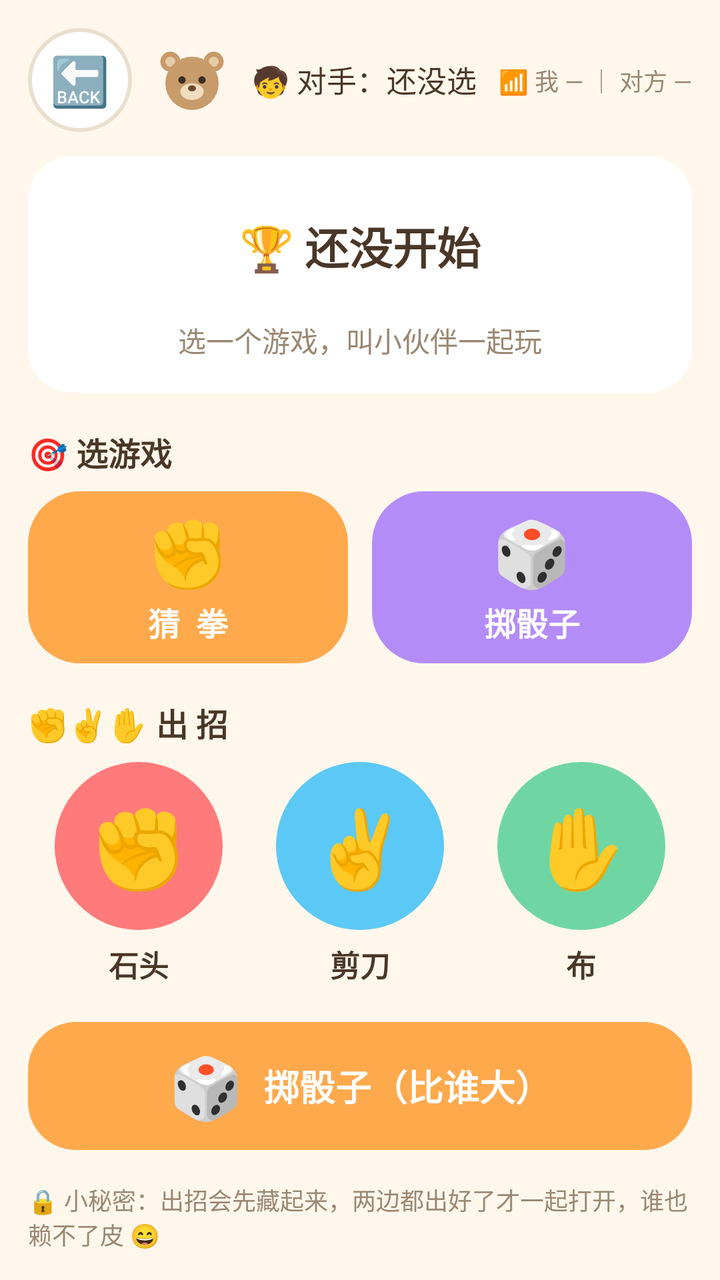
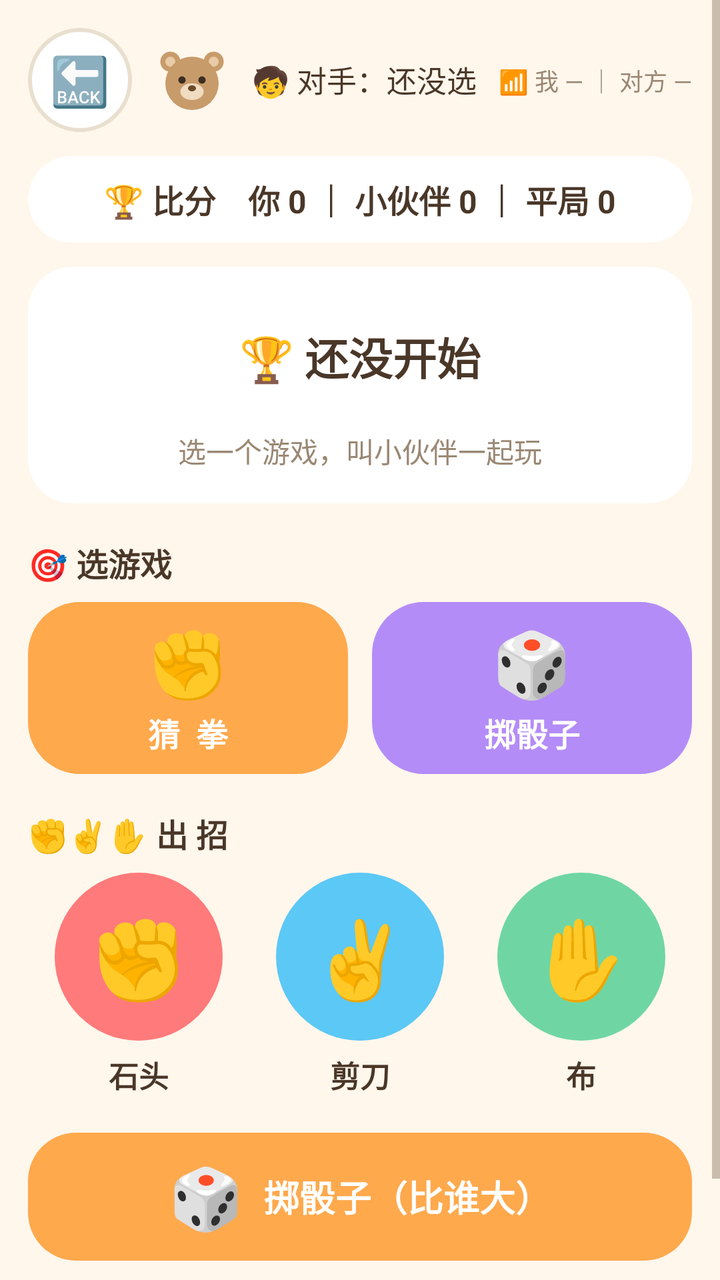

Screens rendered from an Android XML layout before and after an edit, with the pre-edit source and the edit as a unified diff.
<!-- AndroidManifest.xml: application theme Theme.KidsTalk -->
<!-- res/layout/activity_game.xml -->
<?xml version="1.0" encoding="utf-8"?>
<ScrollView xmlns:android="http://schemas.android.com/apk/res/android"
    android:layout_width="match_parent"
    android:layout_height="match_parent"
    android:fillViewport="true"
    android:background="@color/kids_bg">

    <LinearLayout
        android:orientation="vertical"
        android:padding="14dp"
        android:layout_width="match_parent"
        android:layout_height="wrap_content">

        <LinearLayout
            android:orientation="horizontal"
            android:gravity="center_vertical"
            android:layout_width="match_parent"
            android:layout_height="wrap_content">

            <FrameLayout
                android:id="@+id/btnGameBack"
                android:clickable="true"
                android:focusable="true"
                android:foreground="@drawable/ripple_dark"
                android:background="@drawable/shape_circle_white"
                android:layout_width="52dp"
                android:layout_height="52dp">

                <TextView
                    android:text="🔙"
                    android:textSize="24sp"
                    android:layout_gravity="center"
                    android:layout_width="wrap_content"
                    android:layout_height="wrap_content" />
            </FrameLayout>

            <ImageView
                android:id="@+id/ivGamePeerAvatar"
                android:src="@drawable/av_bear"
                android:layout_marginStart="10dp"
                android:layout_width="40dp"
                android:layout_height="40dp" />

            <TextView
                android:id="@+id/tvGamePeer"
                android:text="🧒 对手：还没选"
                android:textSize="15sp"
                android:textColor="@color/kids_text"
                android:layout_marginStart="10dp"
                android:layout_width="0dp"
                android:layout_weight="1"
                android:layout_height="wrap_content" />

            <TextView
                android:id="@+id/tvLink"
                android:text="📶 我 — ｜ 对方 —"
                android:textSize="12sp"
                android:textColor="@color/kids_text_sub"
                android:gravity="end"
                android:layout_marginStart="6dp"
                android:layout_width="wrap_content"
                android:layout_height="wrap_content" />
        </LinearLayout>

        
        <FrameLayout
            android:layout_marginTop="12dp"
            android:background="@drawable/shape_card_white"
            android:layout_width="match_parent"
            android:layout_height="wrap_content">

            <LinearLayout
                android:orientation="vertical"
                android:gravity="center"
                android:padding="16dp"
                android:layout_width="match_parent"
                android:layout_height="wrap_content">

                <TextView
                    android:id="@+id/tvGameResult"
                    android:text="🏆 还没开始"
                    android:textSize="22sp"
                    android:textStyle="bold"
                    android:gravity="center"
                    android:minLines="2"
                    android:textColor="@color/kids_text"
                    android:layout_width="match_parent"
                    android:layout_height="wrap_content" />

                <TextView
                    android:id="@+id/tvGameStatus"
                    android:text="选一个游戏，叫小伙伴一起玩"
                    android:textSize="14sp"
                    android:gravity="center"
                    android:textColor="@color/kids_text_sub"
                    android:layout_marginTop="8dp"
                    android:layout_width="match_parent"
                    android:layout_height="wrap_content" />
            </LinearLayout>
        </FrameLayout>

        <TextView
            android:text="🎯 选游戏"
            android:textSize="16sp"
            android:textStyle="bold"
            android:textColor="@color/kids_text"
            android:layout_marginTop="18dp"
            android:layout_marginBottom="8dp"
            android:layout_width="wrap_content"
            android:layout_height="wrap_content" />

        <LinearLayout
            android:orientation="horizontal"
            android:layout_width="match_parent"
            android:layout_height="wrap_content">

            <FrameLayout
                android:id="@+id/btnInviteRps"
                android:clickable="true"
                android:focusable="true"
                android:foreground="@drawable/ripple_light"
                android:background="@drawable/shape_card_orange"
                android:layout_width="0dp"
                android:layout_weight="1"
                android:layout_height="86dp">

                <LinearLayout
                    android:orientation="vertical"
                    android:gravity="center"
                    android:layout_width="match_parent"
                    android:layout_height="match_parent">

                    <TextView
                        android:text="✊"
                        android:textSize="32sp"
                        android:layout_width="wrap_content"
                        android:layout_height="wrap_content" />

                    <TextView
                        android:text="猜  拳"
                        android:textSize="16sp"
                        android:textStyle="bold"
                        android:textColor="#FFFFFF"
                        android:layout_marginTop="2dp"
                        android:layout_width="wrap_content"
                        android:layout_height="wrap_content" />
                </LinearLayout>
            </FrameLayout>

            <FrameLayout
                android:id="@+id/btnInviteDice"
                android:clickable="true"
                android:focusable="true"
                android:foreground="@drawable/ripple_light"
                android:background="@drawable/shape_card_purple"
                android:layout_marginStart="12dp"
                android:layout_width="0dp"
                android:layout_weight="1"
                android:layout_height="86dp">

                <LinearLayout
                    android:orientation="vertical"
                    android:gravity="center"
                    android:layout_width="match_parent"
                    android:layout_height="match_parent">

                    <TextView
                        android:text="🎲"
                        android:textSize="32sp"
                        android:layout_width="wrap_content"
                        android:layout_height="wrap_content" />

                    <TextView
                        android:text="掷骰子"
                        android:textSize="16sp"
                        android:textStyle="bold"
                        android:textColor="#FFFFFF"
                        android:layout_marginTop="2dp"
                        android:layout_width="wrap_content"
                        android:layout_height="wrap_content" />
                </LinearLayout>
            </FrameLayout>
        </LinearLayout>

        <TextView
            android:text="✊✌️✋ 出 招"
            android:textSize="16sp"
            android:textStyle="bold"
            android:textColor="@color/kids_text"
            android:layout_marginTop="18dp"
            android:layout_marginBottom="8dp"
            android:layout_width="wrap_content"
            android:layout_height="wrap_content" />

        <LinearLayout
            android:orientation="horizontal"
            android:gravity="center"
            android:layout_width="match_parent"
            android:layout_height="wrap_content">

            <LinearLayout
                android:orientation="vertical"
                android:gravity="center"
                android:layout_width="0dp"
                android:layout_weight="1"
                android:layout_height="wrap_content">

                <FrameLayout
                    android:id="@+id/btnRock"
                    android:clickable="true"
                    android:focusable="true"
                    android:foreground="@drawable/ripple_light"
                    android:background="@drawable/shape_circle_red"
                    android:layout_width="84dp"
                    android:layout_height="84dp">

                    <TextView
                        android:text="✊"
                        android:textSize="38sp"
                        android:layout_gravity="center"
                        android:layout_width="wrap_content"
                        android:layout_height="wrap_content" />
                </FrameLayout>

                <TextView
                    android:text="石头"
                    android:textSize="15sp"
                    android:textStyle="bold"
                    android:textColor="@color/kids_text"
                    android:layout_marginTop="6dp"
                    android:layout_width="wrap_content"
                    android:layout_height="wrap_content" />
            </LinearLayout>

            <LinearLayout
                android:orientation="vertical"
                android:gravity="center"
                android:layout_width="0dp"
                android:layout_weight="1"
                android:layout_height="wrap_content">

                <FrameLayout
                    android:id="@+id/btnScissors"
                    android:clickable="true"
                    android:focusable="true"
                    android:foreground="@drawable/ripple_light"
                    android:background="@drawable/shape_circle_blue"
                    android:layout_width="84dp"
                    android:layout_height="84dp">

                    <TextView
                        android:text="✌️"
                        android:textSize="38sp"
                        android:layout_gravity="center"
                        android:layout_width="wrap_content"
                        android:layout_height="wrap_content" />
                </FrameLayout>

                <TextView
                    android:text="剪刀"
                    android:textSize="15sp"
                    android:textStyle="bold"
                    android:textColor="@color/kids_text"
                    android:layout_marginTop="6dp"
                    android:layout_width="wrap_content"
                    android:layout_height="wrap_content" />
            </LinearLayout>

            <LinearLayout
                android:orientation="vertical"
                android:gravity="center"
                android:layout_width="0dp"
                android:layout_weight="1"
                android:layout_height="wrap_content">

                <FrameLayout
                    android:id="@+id/btnPaper"
                    android:clickable="true"
                    android:focusable="true"
                    android:foreground="@drawable/ripple_light"
                    android:background="@drawable/shape_circle_green"
                    android:layout_width="84dp"
                    android:layout_height="84dp">

                    <TextView
                        android:text="✋"
                        android:textSize="38sp"
                        android:layout_gravity="center"
                        android:layout_width="wrap_content"
                        android:layout_height="wrap_content" />
                </FrameLayout>

                <TextView
                    android:text="布"
                    android:textSize="15sp"
                    android:textStyle="bold"
                    android:textColor="@color/kids_text"
                    android:layout_marginTop="6dp"
                    android:layout_width="wrap_content"
                    android:layout_height="wrap_content" />
            </LinearLayout>
        </LinearLayout>

        <FrameLayout
            android:id="@+id/btnDiceRoll"
            android:clickable="true"
            android:focusable="true"
            android:foreground="@drawable/ripple_light"
            android:background="@drawable/shape_pill_orange"
            android:layout_marginTop="18dp"
            android:layout_width="match_parent"
            android:layout_height="64dp">

            <LinearLayout
                android:orientation="horizontal"
                android:gravity="center"
                android:layout_width="match_parent"
                android:layout_height="match_parent">

                <TextView
                    android:text="🎲"
                    android:textSize="30sp"
                    android:layout_width="wrap_content"
                    android:layout_height="wrap_content" />

                <TextView
                    android:text="掷骰子（比谁大）"
                    android:textSize="18sp"
                    android:textStyle="bold"
                    android:textColor="#FFFFFF"
                    android:layout_marginStart="10dp"
                    android:layout_width="wrap_content"
                    android:layout_height="wrap_content" />
            </LinearLayout>
        </FrameLayout>

        <TextView
            android:text="🔒 小秘密：出招会先藏起来，两边都出好了才一起打开，谁也赖不了皮 😄"
            android:textSize="12sp"
            android:textColor="@color/kids_text_sub"
            android:layout_marginTop="16dp"
            android:layout_width="match_parent"
            android:layout_height="wrap_content" />
    </LinearLayout>
</ScrollView>
<!-- resources referenced by this layout -->
<resources>
  <color name="kids_bg">#FFF7EC</color>
  <color name="kids_text">#4A3728</color>
  <color name="kids_text_sub">#9A8874</color>
  <!-- drawable ripple_dark (drawable) -->
  <?xml version="1.0" encoding="utf-8"?>
  <ripple xmlns:android="http://schemas.android.com/apk/res/android"
      android:color="#40000000" />
  <!-- drawable ripple_light (drawable) -->
  <?xml version="1.0" encoding="utf-8"?>
  <ripple xmlns:android="http://schemas.android.com/apk/res/android"
      android:color="#59FFFFFF" />
  <!-- drawable shape_card_orange (drawable) -->
  <?xml version="1.0" encoding="utf-8"?>
  <shape xmlns:android="http://schemas.android.com/apk/res/android" android:shape="rectangle">
      <solid android:color="#FFA94D" />
      <corners android:radius="26dp" />
  </shape>
  <!-- drawable shape_card_purple (drawable) -->
  <?xml version="1.0" encoding="utf-8"?>
  <shape xmlns:android="http://schemas.android.com/apk/res/android" android:shape="rectangle">
      <solid android:color="#B48CF7" />
      <corners android:radius="26dp" />
  </shape>
  <!-- drawable shape_card_white (drawable) -->
  <?xml version="1.0" encoding="utf-8"?>
  <shape xmlns:android="http://schemas.android.com/apk/res/android" android:shape="rectangle">
      <solid android:color="#FFFFFF" />
      <corners android:radius="22dp" />
  </shape>
  <!-- drawable shape_circle_blue (drawable) -->
  <?xml version="1.0" encoding="utf-8"?>
  <shape xmlns:android="http://schemas.android.com/apk/res/android" android:shape="oval">
      <solid android:color="#5CC8F5" />
  </shape>
  <!-- drawable shape_circle_green (drawable) -->
  <?xml version="1.0" encoding="utf-8"?>
  <shape xmlns:android="http://schemas.android.com/apk/res/android" android:shape="oval">
      <solid android:color="#6FD6A3" />
  </shape>
  <!-- drawable shape_circle_red (drawable) -->
  <?xml version="1.0" encoding="utf-8"?>
  <shape xmlns:android="http://schemas.android.com/apk/res/android" android:shape="oval">
      <solid android:color="#FF7A7A" />
  </shape>
  <!-- drawable shape_circle_white (drawable) -->
  <?xml version="1.0" encoding="utf-8"?>
  <shape xmlns:android="http://schemas.android.com/apk/res/android" android:shape="oval">
      <solid android:color="#FFFFFF" />
      <stroke android:width="2dp" android:color="#EADFCF" />
  </shape>
  <!-- drawable shape_pill_orange (drawable) -->
  <?xml version="1.0" encoding="utf-8"?>
  <shape xmlns:android="http://schemas.android.com/apk/res/android" android:shape="rectangle">
      <solid android:color="#FFA94D" />
      <corners android:radius="24dp" />
  </shape>
  <style name="Theme.KidsTalk" parent="Theme.Material3.Light.NoActionBar">
          <item name="colorPrimary">@color/c_pink</item>
          <item name="colorPrimaryDark">@color/c_orange_dark</item>
          <item name="colorAccent">@color/c_orange</item>
          <item name="android:colorBackground">@color/kids_bg</item>
          <item name="android:windowBackground">@color/kids_bg</item>
          <item name="android:textColorPrimary">@color/kids_text</item>
          <item name="android:textColorSecondary">@color/kids_text_sub</item>
          <item name="android:statusBarColor">@color/kids_cream</item>
          <item name="android:windowLightStatusBar">true</item>
      </style>
  <color name="c_pink">#FF8FB1</color>
  <color name="c_orange_dark">#F08A24</color>
  <color name="c_orange">#FFA94D</color>
  <color name="kids_cream">#FFF0D2</color>
  <!-- unchanged entries left out for length: 1 -->
</resources>

<!-- the commit's change to res/layout/activity_game.xml (unified diff, before → after) -->
@@ -63,6 +63,20 @@
         </LinearLayout>
 
         
+        <TextView
+            android:id="@+id/tvGameScore"
+            android:text="🏆 比分　你 0 ｜ 小伙伴 0 ｜ 平局 0"
+            android:textSize="16sp"
+            android:textStyle="bold"
+            android:textColor="@color/kids_text"
+            android:gravity="center"
+            android:background="@drawable/shape_card_white"
+            android:paddingVertical="10dp"
+            android:layout_marginTop="12dp"
+            android:layout_width="match_parent"
+            android:layout_height="wrap_content" />
+
+        
         <FrameLayout
             android:layout_marginTop="12dp"
             android:background="@drawable/shape_card_white"
